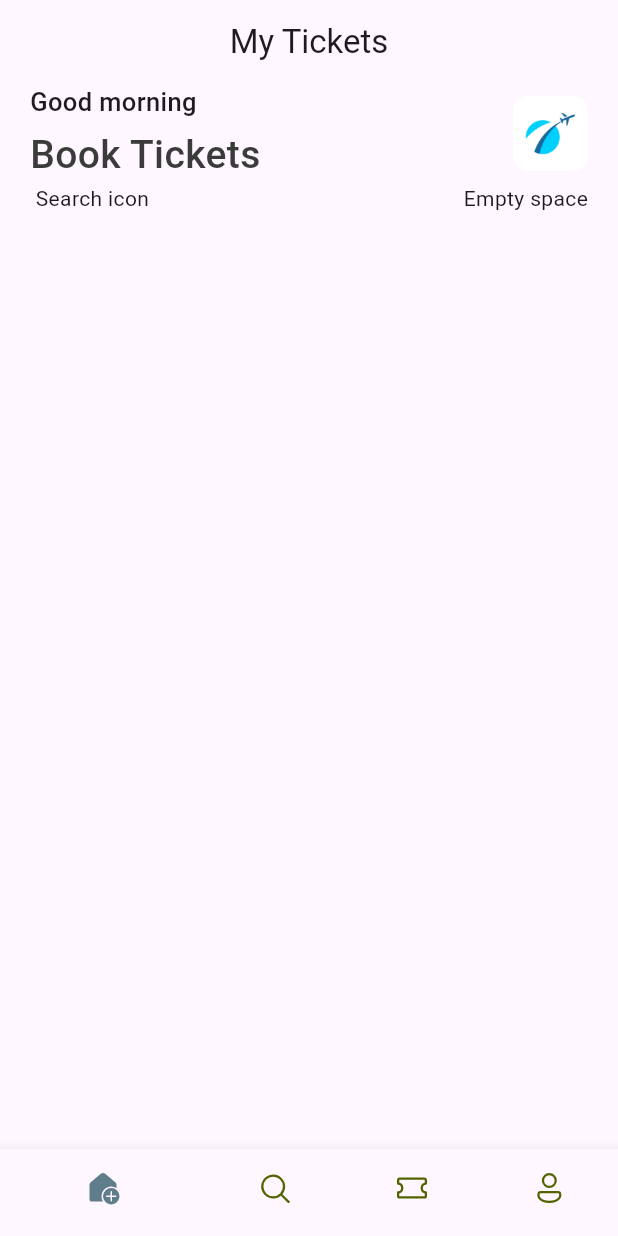
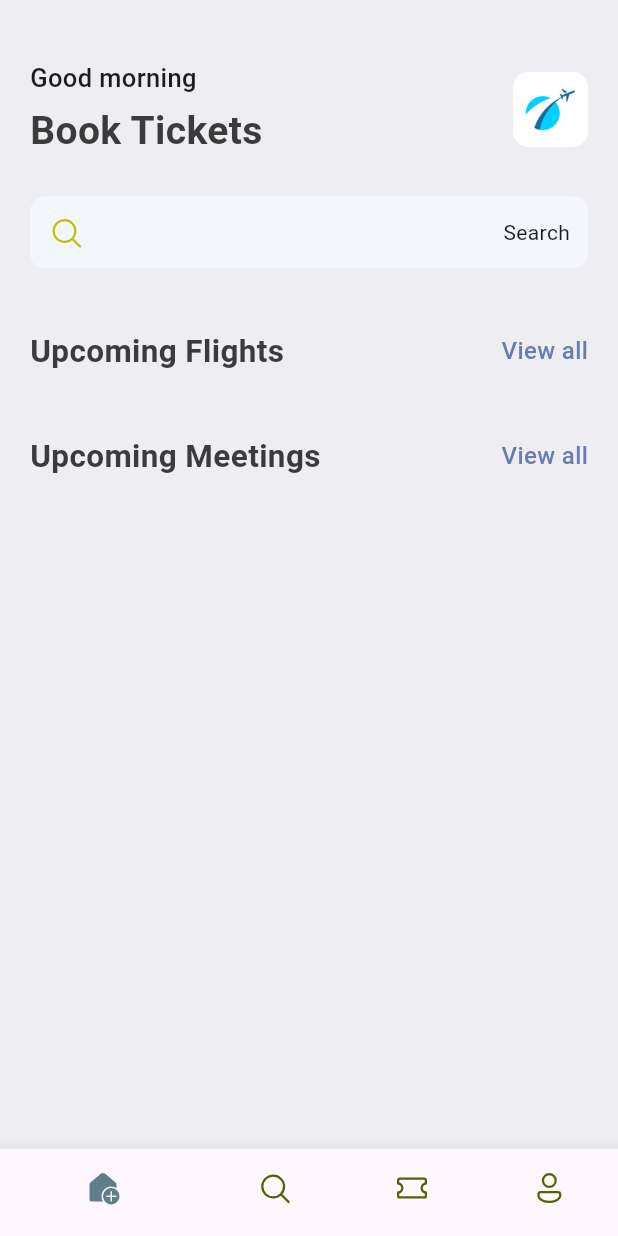
Before and after one commit to AdamG1t-hub/flutterlab4, a Flutter app: the screen it shows after launch, on a phone screen of 412 x 824 dp. Run offline on Flutter 3.47's test engine with Material 3 defaults, Android fonts, the phone set to English and light mode, and no system bars; our stand-ins replace fluentui_icons.

Commit message:
video 3.41.48

```diff
--- a/lib/base/bottom_nav_bar.dart
+++ b/lib/base/bottom_nav_bar.dart
@@ -31,8 +31,6 @@
   @override
   Widget build(BuildContext context) {
     return Scaffold(
-      appBar: AppBar(
-        title: Center(child: const Text("My Tickets"))),
       body: Center(child: appScreens[_selectedIndex]),
       bottomNavigationBar: BottomNavigationBar(
         currentIndex: _selectedIndex, //changes index of navigation bar index
--- /dev/null
+++ b/lib/base/res/media.dart
@@ -0,0 +1,4 @@
+class AppMedia {
+  static const _baseImage = "assets/images";
+  static const logo = '$_baseImage/logo.png';
+}
--- a/lib/base/res/styles/app_styles.dart
+++ b/lib/base/res/styles/app_styles.dart
@@ -4,12 +4,23 @@
 
 class AppStyles{
   static Color primaryColor = primary;
+  static Color bgColor = const Color(0xFFeeedf2);
   static Color textColor = const Color(0xFF3b3b3b);
 
+  static TextStyle textStyle = TextStyle(
+                            fontSize: 16,
+                            fontWeight: FontWeight.w500,
+                            color: textColor
+  );
   static TextStyle headLineStyle1 = TextStyle(
                             fontSize: 26,
-                            fontWeight: FontWeight.w500,
-                            color: AppStyles.textColor
+                            fontWeight: FontWeight.bold,
+                            color: textColor
+  );
+  static TextStyle headLineStyle2 = TextStyle(
+                            fontSize: 21,
+                            fontWeight: FontWeight.bold,
+                            color: textColor
   );
   static TextStyle headLineStyle3 = const TextStyle(
                             fontSize: 17,
--- /dev/null
+++ b/lib/base/widgets/app_double_text.dart
@@ -0,0 +1,29 @@
+import 'package:flutter/material.dart';
+import 'package:flutter_application_lab3/base/res/styles/app_styles.dart';
+
+class AppDoubleText extends StatelessWidget {
+  const AppDoubleText({
+    super.key,
+    required this.bigText,
+    required this.smallText,
+  });
+  final String bigText;
+  final String smallText;
+
+  @override
+  Widget build(BuildContext context) {
+    return Row(
+      mainAxisAlignment: MainAxisAlignment.spaceBetween,
+      children: [
+        Text(bigText, style: AppStyles.headLineStyle2),
+        InkWell(
+          onTap: (){
+
+          },
+          child: Text(smallText, style: AppStyles.textStyle.copyWith(
+            color: AppStyles.primaryColor
+          )),
+        ),
+    ],);
+  }
+}
--- a/lib/main.dart
+++ b/lib/main.dart
@@ -4,6 +4,15 @@
 
 void main() {
   runApp(const MyApp());
+  var test = TestClass(x:2, y:3);
+
+}
+
+class TestClass {
+  int x;
+  int y;
+
+  TestClass({required this.x, required this.y});
 }
 
 class MyApp extends StatelessWidget {
@@ -12,7 +21,8 @@
   @override
   Widget build(BuildContext context) {
 
-    return MaterialApp(
+    return const MaterialApp(
+      debugShowCheckedModeBanner: false,
       home: BottomNavBar(),
     );
   }
--- a/lib/screens/home_screen.dart
+++ b/lib/screens/home_screen.dart
@@ -1,6 +1,9 @@
+import 'package:fluentui_icons/fluentui_icons.dart';
 import 'package:flutter/material.dart';
 import 'package:flutter/cupertino.dart';
+import 'package:flutter_application_lab3/base/res/media.dart';
 import 'package:flutter_application_lab3/base/res/styles/app_styles.dart';
+import 'package:flutter_application_lab3/base/widgets/app_double_text.dart';
 
 class HomeScreen extends StatelessWidget {
   const HomeScreen({super.key});
@@ -8,9 +11,11 @@
   @override
   Widget build(BuildContext context) {
     return Scaffold(
+      backgroundColor: AppStyles.bgColor,
       //Home Screen Listview
       body: ListView(
         children: [
+          SizedBox(height: 40),
           // Container around 3TC
           Container(
             padding: const EdgeInsets.symmetric(horizontal: 20),
@@ -47,20 +52,36 @@
                       height: 50,
                       decoration: BoxDecoration(
                         borderRadius: BorderRadius.circular(10),
-                        image: DecorationImage(
-                            image: AssetImage("assets/images/logo.png")
+                        image: const DecorationImage(
+                            image: AssetImage(AppMedia.logo),
 
                          )
                         )
                       ),
                   ],
                 ),
+                const SizedBox(height:25),
+                // Search container
+                Container(
+                  padding: const EdgeInsets.symmetric(horizontal: 12, vertical: 12),
+                  decoration: BoxDecoration(
+                        borderRadius: BorderRadius.circular(10),
+                        color: const Color(0xFFF4F6FD),
+                        ),
+                  //TC-Row 2
+                  child: const Row(
+                    mainAxisAlignment: MainAxisAlignment.spaceBetween,
+                    children: [
+                      Icon(FluentSystemIcons.ic_fluent_search_regular, color:Color(0xFFBFC205)),
+                      Text("Search")
+                      ],
+                  ),
+                ),
+                const SizedBox(height: 40),
+                const AppDoubleText(bigText: 'Upcoming Flights', smallText: 'View all',),
 
-                //TC-Row 2
-                Row(
-                  mainAxisAlignment: MainAxisAlignment.spaceBetween,
-                  children: [Text(" Search icon "), Text(" Empty space")],
-                ),
+                const SizedBox(height: 40),
+                const AppDoubleText(bigText: 'Upcoming Meetings', smallText: 'View all',),
               ],
             ),
           ),
```
